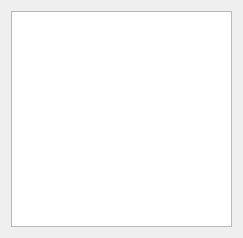
Before: the Qt Designer form src/ui/interface/advanced/biblelistwidget.ui in metaxy/openBibleViewer, drawn with Qt 5.
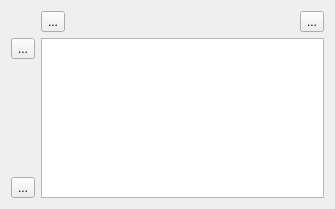
After: the same form once the commit is applied. Icons and pictures are not drawn.

Diff of the .ui file:
```diff
--- a/src/ui/interface/advanced/biblelistwidget.ui
+++ b/src/ui/interface/advanced/biblelistwidget.ui
@@ -6,15 +6,93 @@
    <rect>
     <x>0</x>
     <y>0</y>
-    <width>243</width>
-    <height>238</height>
+    <width>335</width>
+    <height>209</height>
    </rect>
   </property>
   <property name="windowTitle">
    <string>Bible List</string>
   </property>
-  <layout class="QHBoxLayout" name="horizontalLayout">
-   <item>
+  <layout class="QGridLayout" name="gridLayout">
+   <item row="0" column="1">
+    <layout class="QHBoxLayout" name="horizontalLayout">
+     <item>
+      <widget class="QToolButton" name="toolButton_removeCol">
+       <property name="text">
+        <string>...</string>
+       </property>
+       <property name="icon">
+        <iconset resource="../../../icons.qrc">
+         <normaloff>:/icons/16x16/list-remove.png</normaloff>:/icons/16x16/list-remove.png</iconset>
+       </property>
+      </widget>
+     </item>
+     <item>
+      <spacer name="horizontalSpacer">
+       <property name="orientation">
+        <enum>Qt::Horizontal</enum>
+       </property>
+       <property name="sizeHint" stdset="0">
+        <size>
+         <width>40</width>
+         <height>20</height>
+        </size>
+       </property>
+      </spacer>
+     </item>
+     <item>
+      <widget class="QToolButton" name="toolButton_addCol">
+       <property name="text">
+        <string>...</string>
+       </property>
+       <property name="icon">
+        <iconset resource="../../../icons.qrc">
+         <normaloff>:/icons/16x16/list-add.png</normaloff>:/icons/16x16/list-add.png</iconset>
+       </property>
+      </widget>
+     </item>
+    </layout>
+   </item>
+   <item row="1" column="0">
+    <layout class="QVBoxLayout" name="verticalLayout">
+     <item>
+      <widget class="QToolButton" name="toolButton_removeRow">
+       <property name="text">
+        <string>...</string>
+       </property>
+       <property name="icon">
+        <iconset resource="../../../icons.qrc">
+         <normaloff>:/icons/16x16/list-remove.png</normaloff>:/icons/16x16/list-remove.png</iconset>
+       </property>
+      </widget>
+     </item>
+     <item>
+      <spacer name="verticalSpacer">
+       <property name="orientation">
+        <enum>Qt::Vertical</enum>
+       </property>
+       <property name="sizeHint" stdset="0">
+        <size>
+         <width>20</width>
+         <height>40</height>
+        </size>
+       </property>
+      </spacer>
+     </item>
+     <item>
+      <widget class="QToolButton" name="toolButton_addRow">
+       <property name="text">
+        <string>...</string>
+       </property>
+       <property name="icon">
+        <iconset resource="../../../icons.qrc">
+         <normaloff>:/icons/16x16/list-add.png</normaloff>:/icons/16x16/list-add.png</iconset>
+       </property>
+      </widget>
+     </item>
+    </layout>
+   </item>
+   <item row="1" column="1">
     <widget class="QTableView" name="tableView"/>
    </item>
   </layout>
```
Left out of the diff: 4 changed lines with no effect on the pictures.
